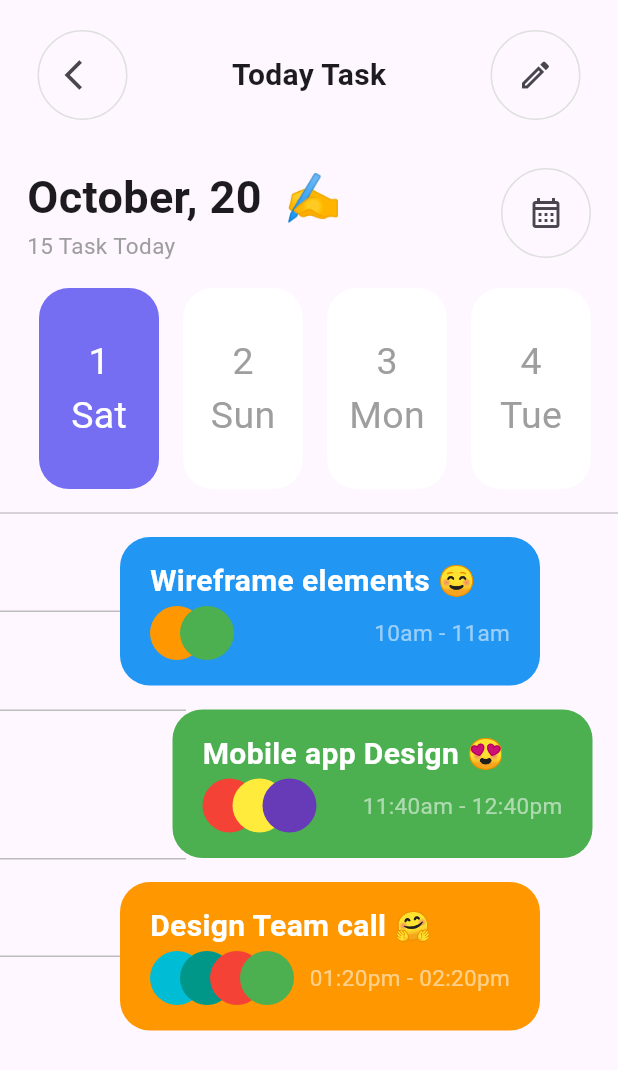
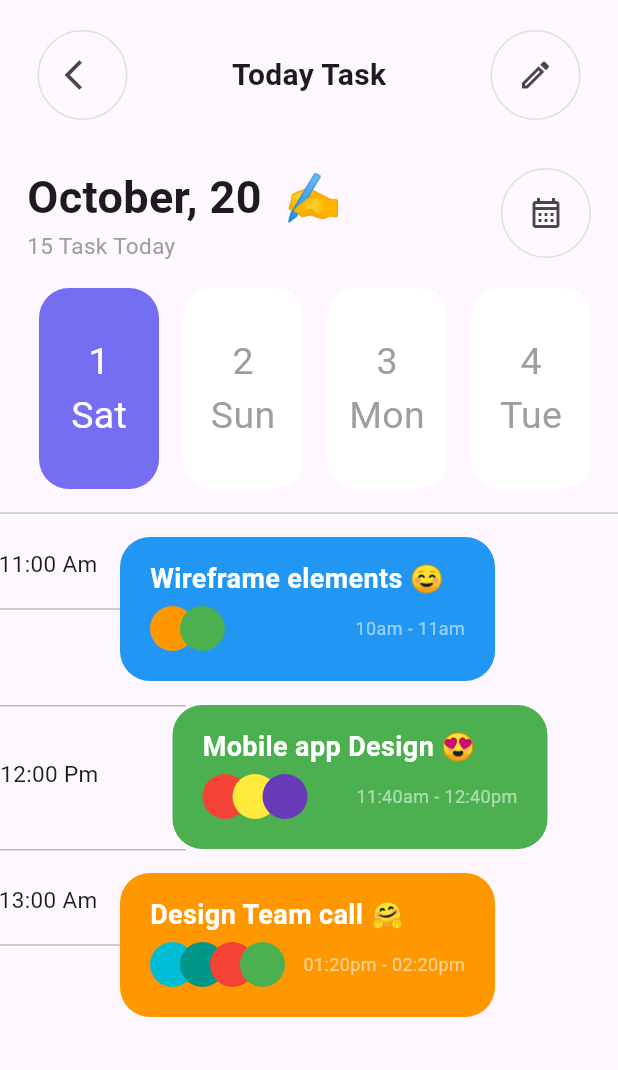
Before and after one commit to Muhammad-Usman08/Taskey-App, a Flutter app: the TodayTaskView screen opened directly, on a phone screen of 412 x 824 dp. Shown: the top 1070 px of the screen. Run offline on Flutter 3.47's test engine with Material 3 defaults, Android fonts, the light colour scheme and no system bars; our stand-ins replace flutter_svg, get.

Commit message:
fix overflow and add times

```diff
--- a/lib/views/TodayTaskView/TodayTaskViewComponent/hourly_task_cards.dart
+++ b/lib/views/TodayTaskView/TodayTaskViewComponent/hourly_task_cards.dart
@@ -13,7 +13,7 @@ class HourlyTaskCards extends StatelessWidget {
     }
 
     return Container(
-      width: 280,
+      width: 250,
       decoration: BoxDecoration(
         color: cardColor[index % cardColor.length], // Ensure no RangeError
         borderRadius: BorderRadius.circular(20),
@@ -27,14 +27,14 @@ class HourlyTaskCards extends StatelessWidget {
               text: taskTitles[index],
               color: Colors.white,
               weight: FontWeight.bold,
-              fontSize: 20,
+              fontSize: 18,
             ),
             Row(
               mainAxisAlignment: MainAxisAlignment.spaceBetween,
               children: [
                 SizedBox(
                   height: 40,
-                  width: 100,
+                  width: 90,
                   child: Stack(
                     alignment: Alignment.center,
                     children: List.generate(
@@ -43,7 +43,7 @@ class HourlyTaskCards extends StatelessWidget {
                         return Positioned(
                           left: i * 20.0,
                           child: CircleAvatar(
-                            radius: 18,
+                            radius: 15,
                             backgroundColor:
                                 avatarColors[index % avatarColors.length][i],
                           ),
@@ -52,7 +52,11 @@ class HourlyTaskCards extends StatelessWidget {
                     ),
                   ),
                 ),
-                CustomText(text: timeRange[index], color: Colors.white54),
+                CustomText(
+                  text: timeRange[index],
+                  color: Colors.white54,
+                  fontSize: 12,
+                ),
               ],
             ),
           ],
--- a/lib/views/TodayTaskView/today_task_view.dart
+++ b/lib/views/TodayTaskView/today_task_view.dart
@@ -98,10 +98,29 @@ class TodayTaskView extends StatelessWidget {
                     child: isEven
                         ? Row(
                             children: [
-                              Container(
-                                  width: 80,
-                                  height: 1,
-                                  color: Colors.grey.shade400),
+                              Column(
+                                children: [
+                                  Stack(
+                                    alignment: Alignment.topCenter,
+                                    clipBehavior: Clip.none,
+                                    children: [
+                                      Container(
+                                        width: 80,
+                                        height: 1,
+                                        color: Colors.grey.shade400,
+                                      ),
+                                      Positioned(
+                                        bottom: 20,
+                                        left:
+                                            -1, // Adjust this value to move the text higher or lower
+                                        child: CustomText(
+                                          text: getTimeForIndex(index),
+                                        ),
+                                      ),
+                                    ],
+                                  ),
+                                ],
+                              ),
                               HourlyTaskCards(index: index),
                             ],
                           )
@@ -122,6 +141,12 @@ class TodayTaskView extends StatelessWidget {
                                   ),
                                   HourlyTaskCards(index: index),
                                 ],
+                              ),
+                              Positioned(
+                                bottom: 40,
+                                child: CustomText(
+                                  text: getTimeForIndex(index),
+                                ),
                               ),
                               Positioned(
                                 left: -1,
@@ -145,5 +170,8 @@ class TodayTaskView extends StatelessWidget {
 String getTimeForIndex(int index) {
   int startHour = 10 + index; // Example: starts from 10 AM
   int endHour = startHour + 1;
-  return '$startHour:00 - $endHour:00';
+  if (endHour == 12) {
+    return '$endHour:00 Pm';
+  }
+  return '$endHour:00 Am';
 }
```
